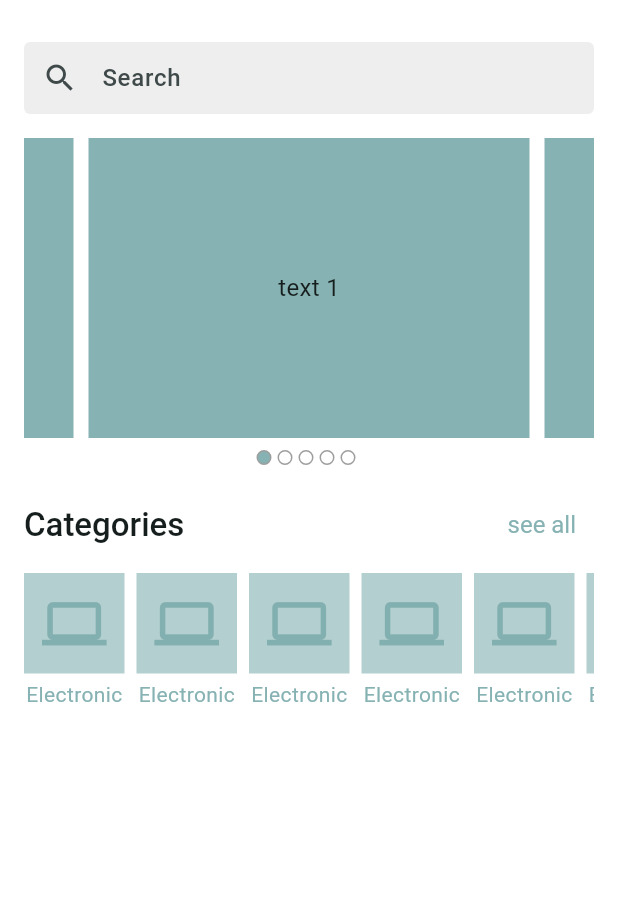
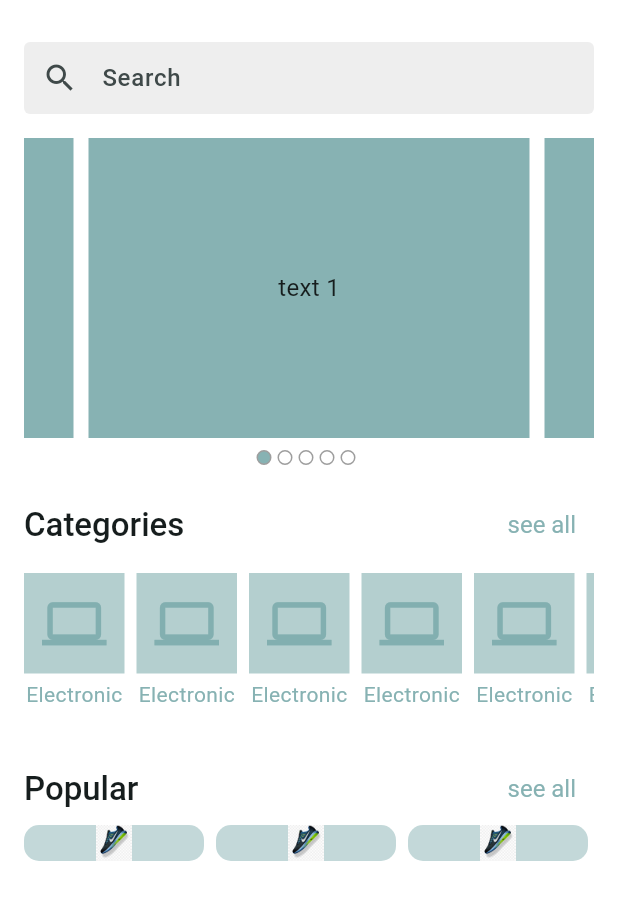
Before and after one commit to SubrataSft/crafty_bay, a Flutter app: the screen it shows after launch, on a phone screen of 412 x 824 dp, the part 63-983 px from its top. Run offline on Flutter 3.47's test engine with Material 3 defaults, Android fonts, the phone set to English and light mode, and no system bars; drawn by our look-alikes of carousel_slider; our stand-ins replace flutter_svg, get, pin_code_fields.

Commit message:
Add popular, calagori

```diff
--- a/lib/presentation/ui/screen/home_screen.dart
+++ b/lib/presentation/ui/screen/home_screen.dart
@@ -1,7 +1,6 @@
 import 'package:crafty_bay/presentation/ui/utils/app_colors.dart';
 import 'package:crafty_bay/presentation/ui/utils/assets_path.dart';
 import 'package:crafty_bay/presentation/ui/widgets/home_banner_slider.dart';
-import 'package:flutter/foundation.dart';
 import 'package:flutter/material.dart';
 import 'package:flutter_svg/flutter_svg.dart';
 
@@ -40,9 +39,17 @@ class _HomeScreenState extends State<HomeScreen> {
             ),
             _buildCategoriesSection(),
             SizedBox(
-              height: 140,
+              height: 120,
               child: _buildCategoryListView(),
-            )
+            ),
+            SectionHeader(
+              title: "Popular",
+              onTap: () {},
+            ),
+            SizedBox(
+              height: 120,
+              child: _buildProductListView(),
+            ),
           ],
         ),
       ),
@@ -58,20 +65,49 @@ class _HomeScreenState extends State<HomeScreen> {
             children: [
               Container(
                 padding: EdgeInsets.all(12),
-                        decoration: BoxDecoration(
-                            color: AppColors.themeColors.withAlpha(150)),
+                decoration:
+                    BoxDecoration(color: AppColors.themeColors.withAlpha(150)),
                 child: Icon(
                   Icons.computer,
                   size: 43,
                   color: AppColors.themeColors,
                 ),
               ),
-                      SizedBox(height: 4,),
+              SizedBox(
+                height: 4,
+              ),
               Text(
                 "Electronic",
                 style: TextStyle(color: AppColors.themeColors),
               )
             ],
+          );
+        },
+        separatorBuilder: (_, __) => SizedBox(
+              width: 8,
+            ));
+  }
+
+  Widget _buildProductListView() {
+    return ListView.separated(
+        scrollDirection: Axis.horizontal,
+        itemCount: 10,
+        itemBuilder: (context, index) {
+          return Container(
+            width: 120,
+            child: Column(
+              children: [
+                Container(
+                  width: 120,
+                  padding: EdgeInsets.all(12),
+                  decoration: BoxDecoration(
+                      color: AppColors.themeColors.withAlpha(120),
+                      borderRadius: BorderRadius.circular(10),
+                      image: DecorationImage(
+                          image: AssetImage(AssetsPath.dummyProductImg))),
+                ),
+              ],
+            ),
           );
         },
         separatorBuilder: (_, __) => SizedBox(
--- a/lib/presentation/ui/utils/assets_path.dart
+++ b/lib/presentation/ui/utils/assets_path.dart
@@ -2,4 +2,5 @@ class AssetsPath{
   static const String _images = "assets/images";
   static const String appLogo = "$_images/logo.svg";
   static const String appLogoNav = "$_images/logo_nav.svg";
+  static const String dummyProductImg = "$_images/shoe.png";
 }
```
Also changed, not shown: assets/images/shoe.png (added). Lines whose indentation alone changed are shown as unchanged.
